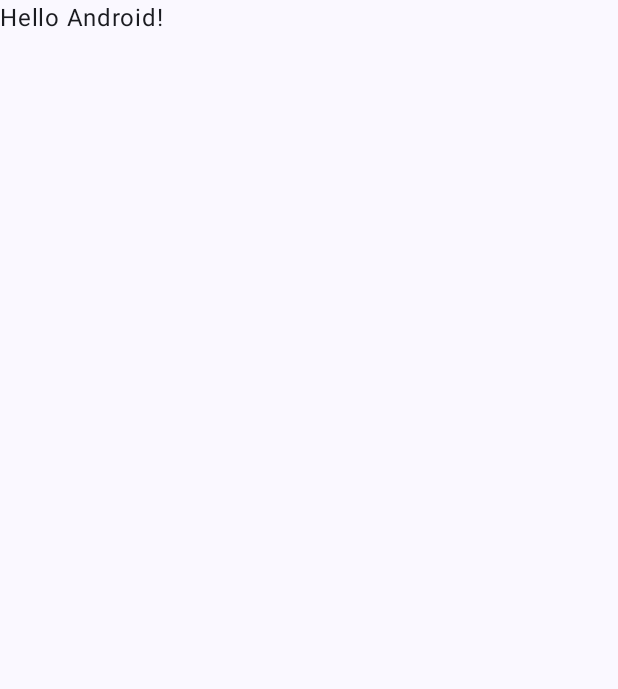
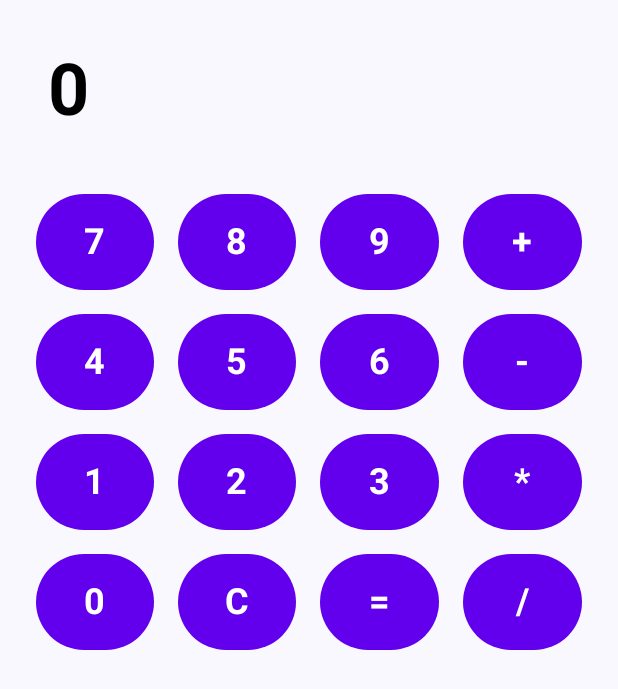
Before and after one commit to RenatoB04/P01-DJPM, an Android app built with Jetpack Compose: the screen it shows after launch (MainActivity), on a phone screen of 412 x 824 dp. Before the commit the part shown is almost empty. Shown: the top 689 px of the screen. Run offline under Robolectric (Android 15) with nearby library versions, the phone set to English and light mode, and no system bars.

Commit message:
Initial calculator build

```diff
--- a/app/build.gradle.kts
+++ b/app/build.gradle.kts
@@ -50,7 +50,6 @@ android {
 }
 
 dependencies {
-
     implementation(libs.androidx.core.ktx)
     implementation(libs.androidx.lifecycle.runtime.ktx)
     implementation(libs.androidx.activity.compose)
--- a/app/src/main/java/com/example/p01_djpm/MainActivity.kt
+++ b/app/src/main/java/com/example/p01_djpm/MainActivity.kt
@@ -1,16 +1,15 @@
 package com.example.p01_djpm
 
 import android.os.Bundle
+import androidx.compose.material3.MaterialTheme
 import androidx.activity.ComponentActivity
 import androidx.activity.compose.setContent
 import androidx.activity.enableEdgeToEdge
 import androidx.compose.foundation.layout.fillMaxSize
 import androidx.compose.foundation.layout.padding
 import androidx.compose.material3.Scaffold
-import androidx.compose.material3.Text
-import androidx.compose.runtime.Composable
 import androidx.compose.ui.Modifier
-import androidx.compose.ui.tooling.preview.Preview
+import com.example.p01_djpm.ui.theme.Screen
 import com.example.p01_djpm.ui.theme.P01DJPMTheme
 
 class MainActivity : ComponentActivity() {
@@ -20,28 +19,9 @@ class MainActivity : ComponentActivity() {
         setContent {
             P01DJPMTheme {
                 Scaffold(modifier = Modifier.fillMaxSize()) { innerPadding ->
-                    Greeting(
-                        name = "Android",
-                        modifier = Modifier.padding(innerPadding)
-                    )
+                    Screen(modifier = Modifier.padding(innerPadding))
                 }
             }
         }
     }
 }
-
-@Composable
-fun Greeting(name: String, modifier: Modifier = Modifier) {
-    Text(
-        text = "Hello $name!",
-        modifier = modifier
-    )
-}
-
-@Preview(showBackground = true)
-@Composable
-fun GreetingPreview() {
-    P01DJPMTheme {
-        Greeting("Android")
-    }
-}
--- /dev/null
+++ b/app/src/main/java/com/example/p01_djpm/ui/theme/Screen.kt
@@ -0,0 +1,126 @@
+package com.example.p01_djpm.ui.theme
+
+import androidx.compose.foundation.layout.*
+import androidx.compose.material3.*
+import androidx.compose.runtime.*
+import androidx.compose.ui.Modifier
+import androidx.compose.ui.graphics.Color
+import androidx.compose.ui.text.font.FontWeight
+import androidx.compose.ui.tooling.preview.Preview
+import androidx.compose.ui.unit.dp
+import androidx.compose.ui.unit.sp
+import androidx.compose.foundation.shape.CircleShape
+import androidx.compose.ui.Alignment
+import androidx.compose.runtime.saveable.rememberSaveable
+
+@Composable
+fun Screen(modifier: Modifier = Modifier) {
+
+    var displayValue by rememberSaveable { mutableStateOf("0") }
+    var firstOperand by remember { mutableDoubleStateOf(0.0) }
+    var operation by remember { mutableStateOf<String?>(null) }
+
+    fun updateDisplay(value: String) {
+        displayValue = if (displayValue == "0") {
+            value
+        } else {
+            displayValue + value
+        }
+    }
+
+    fun calculate() {
+        val secondOperand = displayValue.toDoubleOrNull() ?: 0.0
+        when (operation) {
+            "+" -> displayValue = (firstOperand + secondOperand).toString()
+            "-" -> displayValue = (firstOperand - secondOperand).toString()
+            "*" -> displayValue = (firstOperand * secondOperand).toString()
+            "/" -> displayValue = if (secondOperand != 0.0) {
+                (firstOperand / secondOperand).toString()
+            } else {
+                "Error"
+            }
+        }
+        operation = null
+    }
+
+    fun selectOperation(selectedOperation: String) {
+        firstOperand = displayValue.toDoubleOrNull() ?: 0.0
+        operation = selectedOperation
+        displayValue = "0"
+    }
+
+    Column(
+        modifier = modifier.padding(16.dp),
+        horizontalAlignment = Alignment.CenterHorizontally
+    ) {
+        Text(
+            text = displayValue,
+            style = MaterialTheme.typography.headlineLarge.copy(
+                fontSize = 48.sp,
+                fontWeight = FontWeight.Bold,
+                color = Color.Black
+            ),
+            modifier = Modifier
+                .fillMaxWidth()
+                .padding(16.dp),
+            maxLines = 1
+        )
+
+        Spacer(modifier = Modifier.height(16.dp))
+
+        Row(modifier = Modifier.fillMaxWidth()) {
+            CalculatorButton("7", onClick = { updateDisplay("7") }, Modifier.weight(1f).padding(8.dp))
+            CalculatorButton("8", onClick = { updateDisplay("8") }, Modifier.weight(1f).padding(8.dp))
+            CalculatorButton("9", onClick = { updateDisplay("9") }, Modifier.weight(1f).padding(8.dp))
+            CalculatorButton("+", onClick = { selectOperation("+") }, Modifier.weight(1f).padding(8.dp))
+        }
+
+        Row(modifier = Modifier.fillMaxWidth()) {
+            CalculatorButton("4", onClick = { updateDisplay("4") }, Modifier.weight(1f).padding(8.dp))
+            CalculatorButton("5", onClick = { updateDisplay("5") }, Modifier.weight(1f).padding(8.dp))
+            CalculatorButton("6", onClick = { updateDisplay("6") }, Modifier.weight(1f).padding(8.dp))
+            CalculatorButton("-", onClick = { selectOperation("-") }, Modifier.weight(1f).padding(8.dp))
+        }
+
+        Row(modifier = Modifier.fillMaxWidth()) {
+            CalculatorButton("1", onClick = { updateDisplay("1") }, Modifier.weight(1f).padding(8.dp))
+            CalculatorButton("2", onClick = { updateDisplay("2") }, Modifier.weight(1f).padding(8.dp))
+            CalculatorButton("3", onClick = { updateDisplay("3") }, Modifier.weight(1f).padding(8.dp))
+            CalculatorButton("*", onClick = { selectOperation("*") }, Modifier.weight(1f).padding(8.dp))
+        }
+
+        Row(modifier = Modifier.fillMaxWidth()) {
+            CalculatorButton("0", onClick = { updateDisplay("0") }, Modifier.weight(1f).padding(8.dp))
+            CalculatorButton("C", onClick = { displayValue = "0" }, Modifier.weight(1f).padding(8.dp))
+            CalculatorButton("=", onClick = { calculate() }, Modifier.weight(1f).padding(8.dp))
+            CalculatorButton("/", onClick = { selectOperation("/") }, Modifier.weight(1f).padding(8.dp))
+        }
+    }
+}
+
+@Composable
+fun CalculatorButton(text: String, onClick: () -> Unit, modifier: Modifier = Modifier) {
+    Button(
+        onClick = onClick,
+        shape = CircleShape,
+        colors = ButtonDefaults.buttonColors(
+            containerColor = Color(0xFF6200EE),
+            contentColor = Color.White
+        ),
+        modifier = modifier.size(64.dp)
+    ) {
+        Text(
+            text = text,
+            fontSize = 24.sp,
+            fontWeight = FontWeight.Bold
+        )
+    }
+}
+
+@Preview(showBackground = true)
+@Composable
+fun ScreenPreview() {
+    P01DJPMTheme {
+        Screen()
+    }
+}
```
